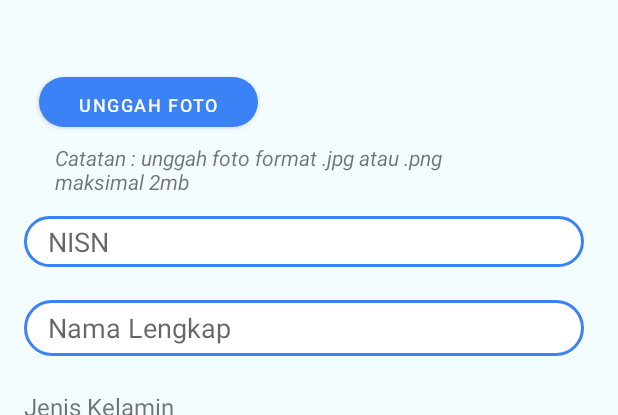
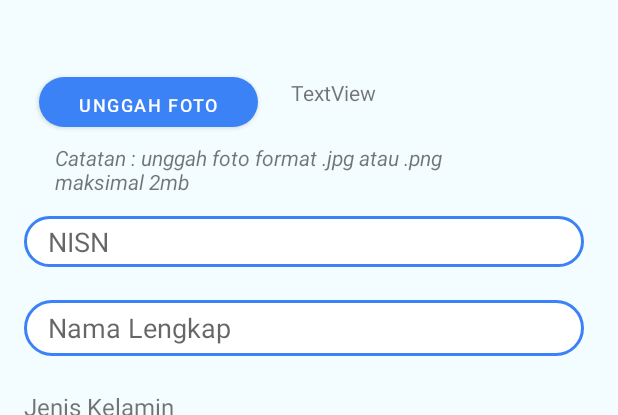
Before and after one commit to thoriqadillah/ppdb-papb, an Android app: the layout activity_datadiri.xml on its own in the app's theme, with its tools: preview values and no code run, on a phone screen of 412 x 824 dp, the part 117-532 px from its top. Run offline under Robolectric (Android 15) with nearby library versions, the phone set to English and light mode, and no system bars; Roboto replaces fonts that are not available here.

```diff
--- a/app/src/main/AndroidManifest.xml
+++ b/app/src/main/AndroidManifest.xml
@@ -34,6 +34,9 @@
             android:name=".inputNilai"
             android:exported="true" />
         <activity
+            android:name=".dataDiri"
+            android:exported="true" />
+        <activity
             android:name=".MainActivity"
             android:exported="true">
         </activity>
--- a/app/src/main/java/com/example/ppdb/LoginActivity.java
+++ b/app/src/main/java/com/example/ppdb/LoginActivity.java
@@ -51,7 +51,7 @@ public class LoginActivity extends AppCompatActivity implements View.OnClickList
 
                 if (siswa.isEmailVerified()) {
 //                    Intent intent = new Intent(LoginActivity.this, HalamanUtama.class);
-                    Intent intent = new Intent(LoginActivity.this, inputNilai.class);
+                    Intent intent = new Intent(LoginActivity.this, dataDiri.class);
                     startActivity(intent);
                     finish();
                 } else {
--- a/app/src/main/java/com/example/ppdb/model/Siswa.java
+++ b/app/src/main/java/com/example/ppdb/model/Siswa.java
@@ -7,7 +7,7 @@ public class Siswa {
     private String siswaId, namaLengkap, email, password, nisn, tglLahir, tempatLahir, agama, asalKota, asalSekolak, jenisKelamin;
     private HashMap<String, String> hashMap = new HashMap<>();
 
-    public Siswa() {}
+    public Siswa(String s, String toString, String string, String s1, String toString1, String string1, String s2) {}
 
     public Siswa(String namaLengkap, String email, String password) {
         this.namaLengkap = namaLengkap;
--- a/app/src/main/res/layout/activity_datadiri.xml
+++ b/app/src/main/res/layout/activity_datadiri.xml
@@ -240,9 +240,9 @@
                 android:id="@+id/opsi"
                 android:layout_width="match_parent"
                 android:layout_height="wrap_content"
-                android:layout_marginTop="8dp"
-                android:layout_marginBottom="8dp"
-                android:orientation="vertical">
+                android:orientation="vertical"
+                app:layout_constraintBottom_toTopOf="@+id/inputTempatLahir"
+                app:layout_constraintStart_toStartOf="@+id/tvjeniskelamin">
 
             </RadioGroup>
 
@@ -268,6 +268,18 @@
                 app:layout_constraintStart_toStartOf="parent"
                 app:layout_constraintTop_toTopOf="parent" />
 
+            <TextView
+                android:id="@+id/tvFoto"
+                android:layout_width="wrap_content"
+                android:layout_height="wrap_content"
+                android:layout_marginStart="168dp"
+                android:layout_marginBottom="24dp"
+                android:text="TextView"
+                app:layout_constraintBottom_toTopOf="@+id/textView4"
+                app:layout_constraintStart_toStartOf="@+id/btnImgFoto"
+                app:layout_constraintTop_toTopOf="parent"
+                app:layout_constraintVertical_bias="1.0" />
+
         </androidx.constraintlayout.widget.ConstraintLayout>
     </ScrollView>
 
```
Also changed, not shown: app/src/main/java/com/example/ppdb/dataDiri.java (+126 -4 lines).
